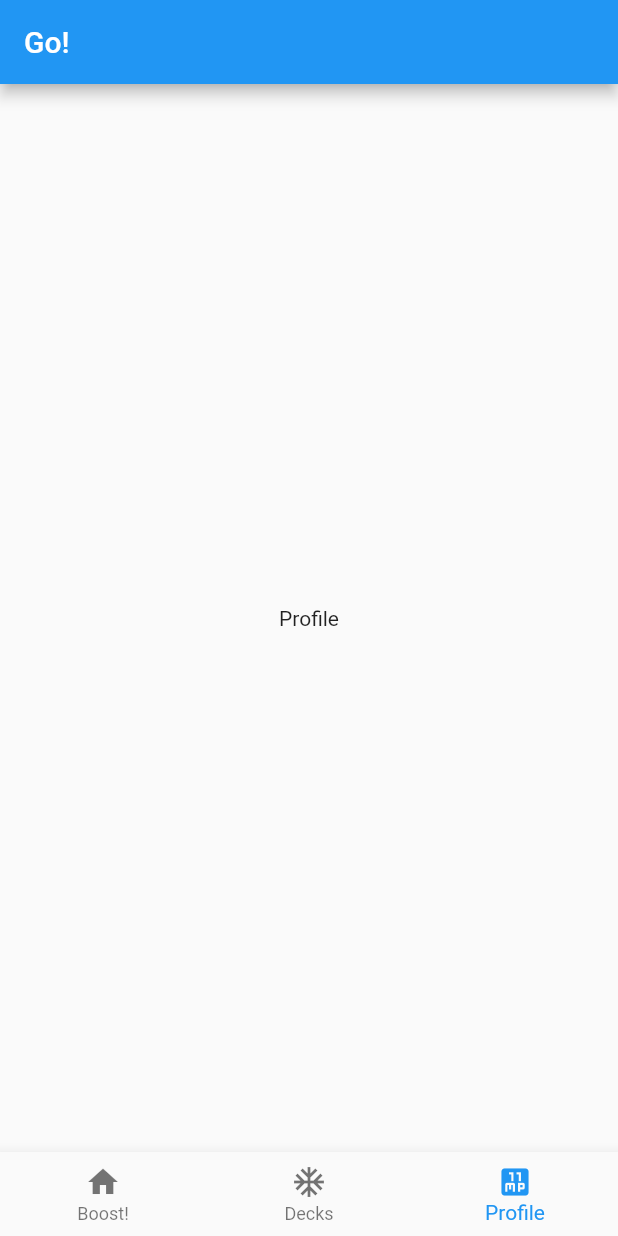
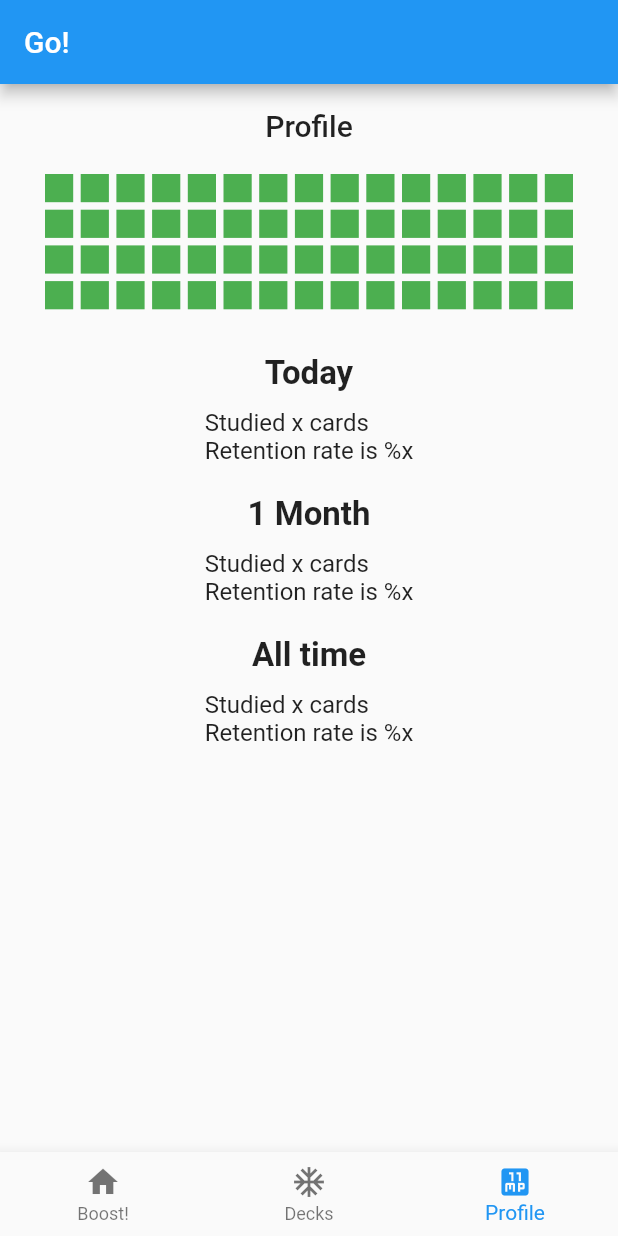
Before and after one commit to mfteloglu/MemBoost, a Flutter app: the screen it shows after launch, swiped to page 3, on a phone screen of 412 x 824 dp. Run offline on Flutter 3.47's test engine with Material 2 defaults, Android fonts, the phone set to English and light mode, and no system bars; our stand-ins replace flip_card, flutter_tindercard.

Commit message:
Added basic profile screen template

```diff
--- a/lib/View/profile_screen.dart
+++ b/lib/View/profile_screen.dart
@@ -12,8 +12,162 @@ class ProfileScreen extends StatefulWidget {
 class _ProfileScreenState extends State<ProfileScreen> {
   @override
   Widget build(BuildContext context) {
-    return const Center(
-      child: Text('Profile'),
+    return Scaffold(
+      appBar: AppBar(
+        title: const Text(
+          "Profile",
+          style: TextStyle(color: Colors.black87),
+        ),
+        centerTitle: true,
+        backgroundColor: Colors.transparent,
+        elevation: 0,
+      ),
+      body: Column(
+        children: [
+          Container(
+            padding: const EdgeInsets.all(20.0),
+            margin: const EdgeInsets.only(top: 30.0),
+            child: const HeatMap(),
+          ),
+          Container(
+            //padding: const EdgeInsets.all(10.0),
+            //margin: const EdgeInsets.only(top: 30.0),
+            child: const Text(
+              "Today",
+              style: TextStyle(fontWeight: FontWeight.bold, fontSize: 22),
+            ),
+          ),
+          Container(
+            padding: const EdgeInsets.all(10.0),
+            //margin: const EdgeInsets.only(top: 30.0),
+            child: const Text(
+              "Studied x cards\nRetention rate is %x",
+              style: TextStyle(fontSize: 16),
+            ),
+          ),
+          Container(
+            //padding: const EdgeInsets.all(10.0),
+            margin: const EdgeInsets.only(top: 10.0),
+            child: const Text(
+              "1 Month",
+              style: TextStyle(fontWeight: FontWeight.bold, fontSize: 22),
+            ),
+          ),
+          Container(
+            padding: const EdgeInsets.all(10.0),
+            //margin: const EdgeInsets.only(top: 30.0),
+            child: const Text(
+              "Studied x cards\nRetention rate is %x",
+              style: TextStyle(fontSize: 16),
+            ),
+          ),
+          Container(
+            //padding: const EdgeInsets.all(10.0),
+            margin: const EdgeInsets.only(top: 10.0),
+            child: const Text(
+              "All time",
+              style: TextStyle(fontWeight: FontWeight.bold, fontSize: 22),
+            ),
+          ),
+          Container(
+            padding: const EdgeInsets.all(10.0),
+            //margin: const EdgeInsets.only(top: 30.0),
+            child: const Text(
+              "Studied x cards\nRetention rate is %x",
+              style: TextStyle(fontSize: 16),
+            ),
+          ),
+        ],
+      ),
+      extendBodyBehindAppBar: true,
     );
   }
 }
+
+class HeatMap extends StatelessWidget {
+  const HeatMap({Key? key}) : super(key: key);
+
+  @override
+  Widget build(BuildContext context) {
+    return GridView.count(
+      shrinkWrap: true,
+      padding: const EdgeInsets.all(10),
+      crossAxisCount: 15,
+      crossAxisSpacing: 5,
+      mainAxisSpacing: 5,
+      children: [
+        HeatMapNode(),
+        HeatMapNode(),
+        HeatMapNode(),
+        HeatMapNode(),
+        HeatMapNode(),
+        HeatMapNode(),
+        HeatMapNode(),
+        HeatMapNode(),
+        HeatMapNode(),
+        HeatMapNode(),
+        HeatMapNode(),
+        HeatMapNode(),
+        HeatMapNode(),
+        HeatMapNode(),
+        HeatMapNode(),
+        HeatMapNode(),
+        HeatMapNode(),
+        HeatMapNode(),
+        HeatMapNode(),
+        HeatMapNode(),
+        HeatMapNode(),
+        HeatMapNode(),
+        HeatMapNode(),
+        HeatMapNode(),
+        HeatMapNode(),
+        HeatMapNode(),
+        HeatMapNode(),
+        HeatMapNode(),
+        HeatMapNode(),
+        HeatMapNode(),
+        HeatMapNode(),
+        HeatMapNode(),
+        HeatMapNode(),
+        HeatMapNode(),
+        HeatMapNode(),
+        HeatMapNode(),
+        HeatMapNode(),
+        HeatMapNode(),
+        HeatMapNode(),
+        HeatMapNode(),
+        HeatMapNode(),
+        HeatMapNode(),
+        HeatMapNode(),
+        HeatMapNode(),
+        HeatMapNode(),
+        HeatMapNode(),
+        HeatMapNode(),
+        HeatMapNode(),
+        HeatMapNode(),
+        HeatMapNode(),
+        HeatMapNode(),
+        HeatMapNode(),
+        HeatMapNode(),
+        HeatMapNode(),
+        HeatMapNode(),
+        HeatMapNode(),
+        HeatMapNode(),
+        HeatMapNode(),
+        HeatMapNode(),
+        HeatMapNode(),
+      ],
+    );
+  }
+}
+
+class HeatMapNode extends StatelessWidget {
+  @override
+  Widget build(BuildContext context) {
+    return Container(
+      padding: const EdgeInsets.all(8),
+      //child: const Text("HeatMapNode"),
+      color: Colors.green,
+    );
+  }
+}
```
Also changed, not shown: pubspec.lock, 1 other file.
